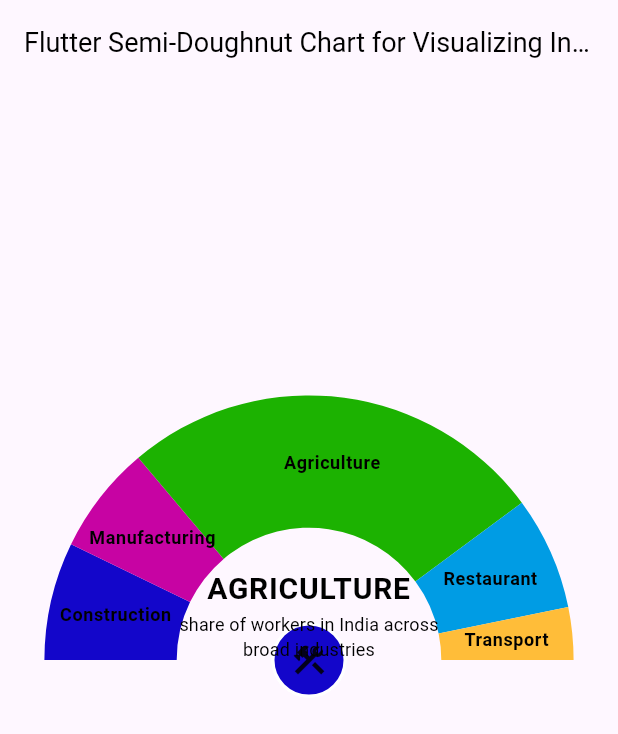
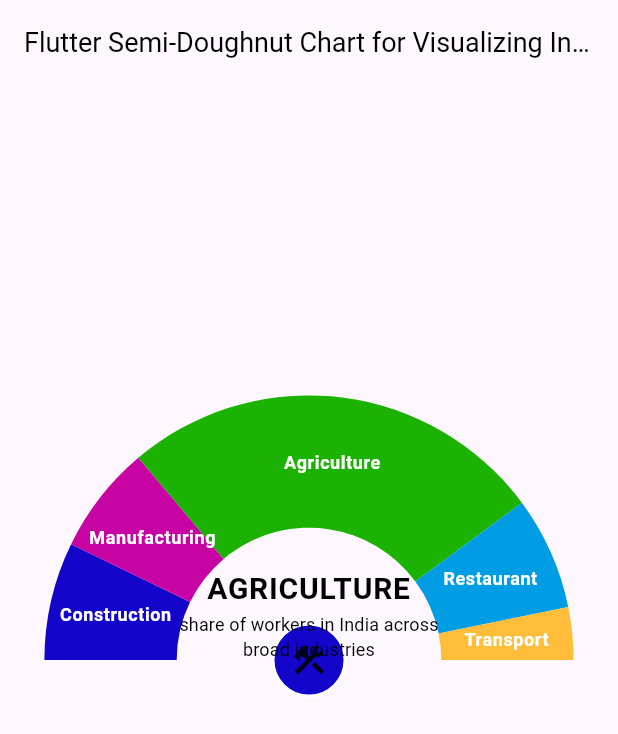
Before and after one commit to SyncfusionExamples/how-to-create-flutter-semi-doughnut-chart-for-carbon-emissions-per-kilometer, a Flutter app: the screen it shows after launch, on a phone screen of 412 x 824 dp. Shown: the top 734 px of the screen. Run offline on Flutter 3.47's test engine with Material 3 defaults, Android fonts, the phone set to English and light mode, and no system bars; our stand-ins replace syncfusion_flutter_charts.

Commit message:
FLUT-911026-[others][flutter]: Changed the color for data label

```diff
--- a/lib/main.dart
+++ b/lib/main.dart
@@ -145,7 +145,7 @@ class _MyHomePageState extends State<MyHomePage> {
       dataLabelSettings: const DataLabelSettings(
           isVisible: true,
           textStyle: TextStyle(
-              fontSize: 12, color: Colors.black, fontWeight: FontWeight.w600)),
+              fontSize: 12, color: Colors.white, fontWeight: FontWeight.w600)),
     );
   }
 
```
